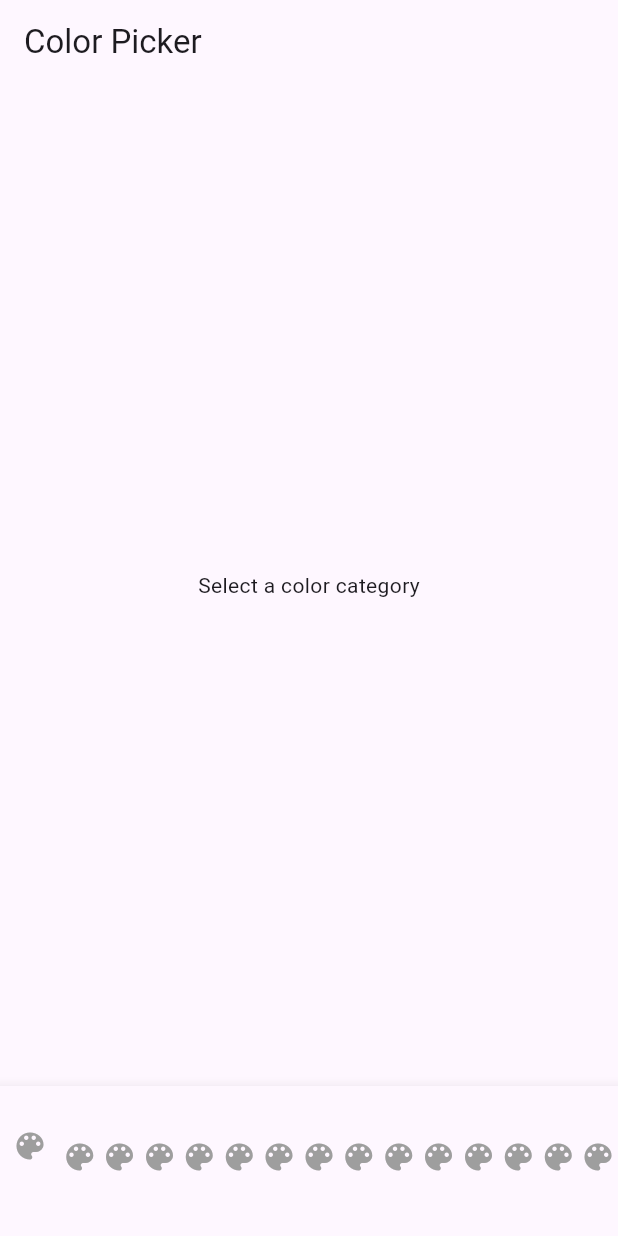
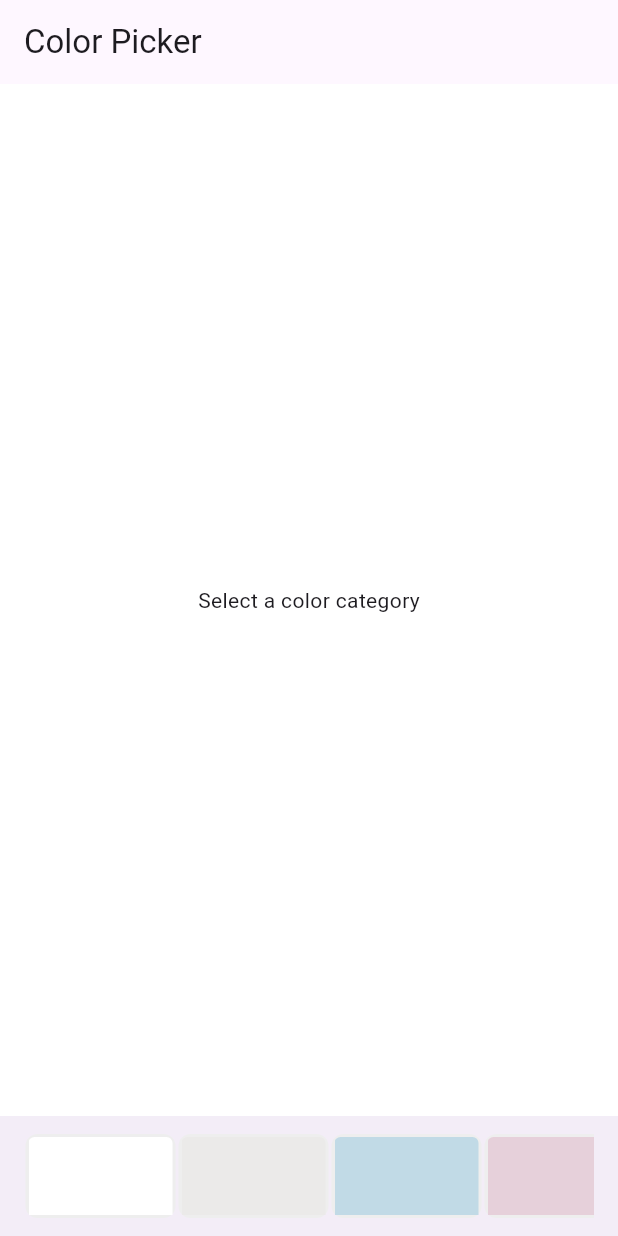
Before and after one commit to Shubu1/custom-paint, a Flutter app: the screen it shows after launch, after a tap on "Continue", on a phone screen of 412 x 824 dp. Run offline on Flutter 3.47's test engine with Material 3 defaults, Android fonts, the light colour scheme and no system bars.

Commit message:
added color grid

```diff
--- a/lib/logicpart/presentation/screens/show_navvar_page.dart
+++ b/lib/logicpart/presentation/screens/show_navvar_page.dart
@@ -29,6 +29,7 @@ class _ShowNavBarState extends State<ShowNavBarPage> {
   Widget build(BuildContext context) {
     return MaterialApp(
       home: Scaffold(
+        backgroundColor: Colors.white,
         appBar: AppBar(title: const Text('Color Picker')),
         bottomNavigationBar: colorData.isEmpty
             ? null
@@ -42,7 +43,7 @@ class _ShowNavBarState extends State<ShowNavBarPage> {
               ),
         body: selectedColors.isEmpty
             ? const Center(child: Text('Select a color category'))
-            : ColorGrid(colors: selectedColors),
+            : ColorGrid(selectedColors: selectedColors),
       ),
     );
   }
--- a/lib/logicpart/presentation/widgets/color_bottom_navvbar.dart
+++ b/lib/logicpart/presentation/widgets/color_bottom_navvbar.dart
@@ -2,27 +2,66 @@ import 'package:flutter/material.dart';
 
 class ColorBottomNavBar extends StatelessWidget {
   final List<Map<String, dynamic>> colorData;
-  final Function(List<String>) onColorSelected; // Expecting List<String>
+  final Function(List<String>) onColorSelected;
 
-  ColorBottomNavBar({required this.colorData, required this.onColorSelected});
+  const ColorBottomNavBar(
+      {super.key, required this.colorData, required this.onColorSelected});
 
   @override
   Widget build(BuildContext context) {
-    return SizedBox(
-      height: 100,
-      child: BottomNavigationBar(
-        items: colorData.map((data) {
-          return BottomNavigationBarItem(
-            icon: const Icon(Icons.color_lens, color: Colors.grey),
-            label: data['name'],
-          );
-        }).toList(),
-        onTap: (index) {
-          final List<String> colors =
-              List<String>.from(colorData[index]['colors']);
-          onColorSelected(colors); // Passing the list of colors
-        },
+    return BottomAppBar(
+      child: SizedBox(
+        height: 100,
+        child: ListView.builder(
+          scrollDirection: Axis.horizontal,
+          itemCount: colorData.length,
+          itemBuilder: (context, index) {
+            return GestureDetector(
+              onTap: () {
+                final List<String> colors =
+                    List<String>.from(colorData[index]['colors']);
+                onColorSelected(colors);
+              },
+              child: Container(
+                width: 100,
+                margin: const EdgeInsets.symmetric(horizontal: 1),
+                padding: const EdgeInsets.all(2),
+                decoration: BoxDecoration(
+                  color: Colors.grey[200],
+                  borderRadius: BorderRadius.circular(8),
+                ),
+                child: GridView.builder(
+                  physics: const NeverScrollableScrollPhysics(),
+                  gridDelegate: const SliverGridDelegateWithFixedCrossAxisCount(
+                    crossAxisCount: 1,
+                    mainAxisSpacing: 0,
+                    crossAxisSpacing: 0,
+                  ),
+                  itemCount: colorData[index]['colors'].length,
+                  itemBuilder: (context, colorIndex) {
+                    return Container(
+                      decoration: BoxDecoration(
+                        color: Color(
+                          _parseColor(colorData[index]['colors'][colorIndex]),
+                        ),
+                        borderRadius: BorderRadius.circular(4),
+                      ),
+                    );
+                  },
+                ),
+              ),
+            );
+          },
+        ),
       ),
     );
   }
+
+  int _parseColor(String color) {
+    color = color.toUpperCase().replaceAll("#", "");
+    if (color.length == 6) {
+      color = "FF$color";
+    }
+    return int.parse(color, radix: 16);
+  }
 }
```
Also changed, not shown: lib/logicpart/presentation/widgets/color_grid.dart (+50 -25 lines).
